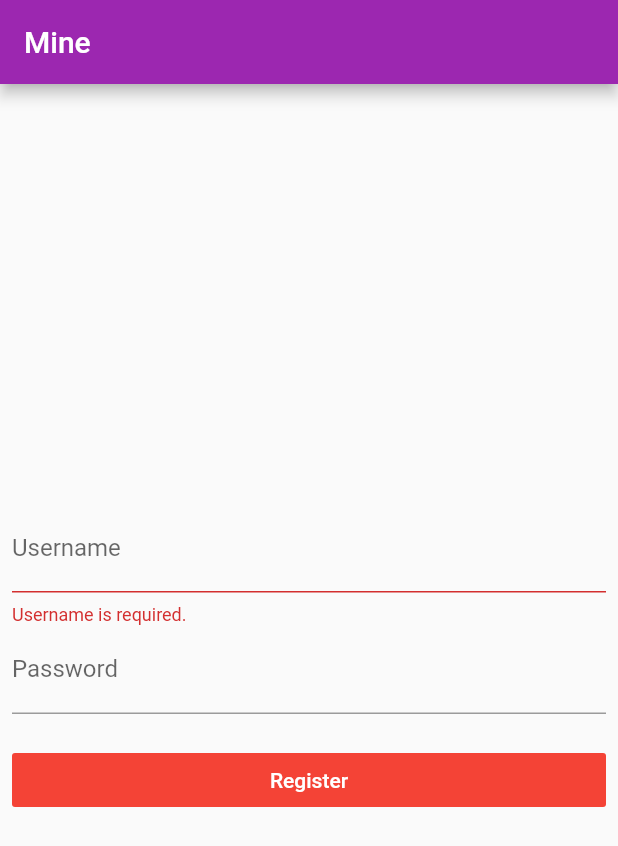
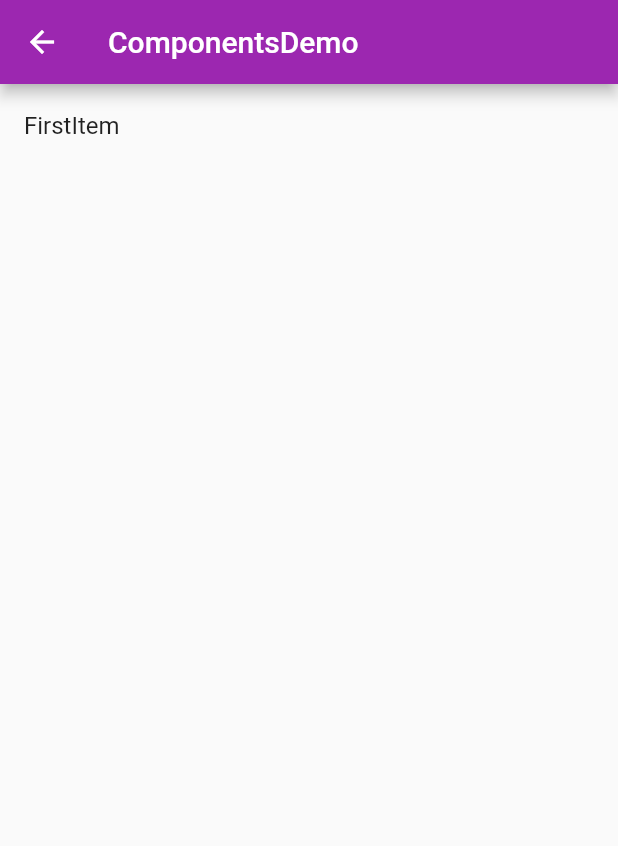
Before and after one commit to livesxu/FlutterSome, a Flutter app: the screen it shows after launch, on a phone screen of 412 x 824 dp. Shown: the top 846 px of the screen. Run offline on Flutter 3.47's test engine with Material 2 defaults, Android fonts, the phone set to English and light mode, and no system bars.

Commit message:
演示跳转

```diff
--- /dev/null
+++ b/test_app/lib/Mine/ComponentsDemo.dart
@@ -0,0 +1,60 @@
+import 'package:flutter/material.dart';
+
+class ComponentsDemo extends StatelessWidget {
+
+  @override
+
+  Widget build(BuildContext context) {
+    // TODO: implement build
+    return Scaffold(
+      appBar: AppBar(
+        title: Text("ComponentsDemo"),
+      ),
+      body: ListView(
+        children: <Widget>[
+
+        ListItem(title:"FirstItem",page: NextPage(),)
+        ],
+      ),
+    );
+  }
+}
+
+class ListItem extends StatelessWidget {
+
+  final String title;
+  final Widget page;
+
+  ListItem({
+    this.title,
+    this.page,
+  });
+
+  @override
+
+  Widget build(BuildContext context) {
+    // TODO: implement build
+    return ListTile(
+      title: Text(title),
+      onTap: (){
+        Navigator.of(context).push(
+          MaterialPageRoute(builder: (context) => page),
+        );
+      },
+    );
+  }
+}
+
+
+class NextPage extends StatelessWidget {
+
+  @override
+  Widget build(BuildContext context) {
+    // TODO: implement build
+    return Scaffold(
+      appBar: AppBar(
+        title: Text("Next's title"),
+      ),
+    );
+  }
+}
--- a/test_app/lib/main.dart
+++ b/test_app/lib/main.dart
@@ -2,6 +2,7 @@ import 'package:flutter/material.dart';
 import 'package:test_app/Home/HomeViewController.dart';
 import 'package:test_app/Home/HomeSubViewController.dart';
 import 'package:test_app/Mine/MineViewController.dart';
+import 'package:test_app/Mine/ComponentsDemo.dart';
 
 void main() => runApp(MyApp());
 
@@ -24,10 +25,12 @@ class MyApp extends StatelessWidget {
         primarySwatch: Colors.purple,
       ),
 //      home: HomeViewController(),
-      initialRoute: "/",//初始页面
+      initialRoute: "/components",//初始页面
       routes: {
-        "/":(context) => MineViewController(),//路由映射
-        "/routerNameToNext":(context) => HomeSubHomeViewController(title: "RouterNameToNext",)
+        "/":(context) => HomeViewController(),//路由映射
+        "/routerNameToNext":(context) => HomeSubHomeViewController(title: "RouterNameToNext",),
+        "/mine":(context) => MineViewController(),
+        "/components":(context) => ComponentsDemo(),
       },
     );
   }
```
